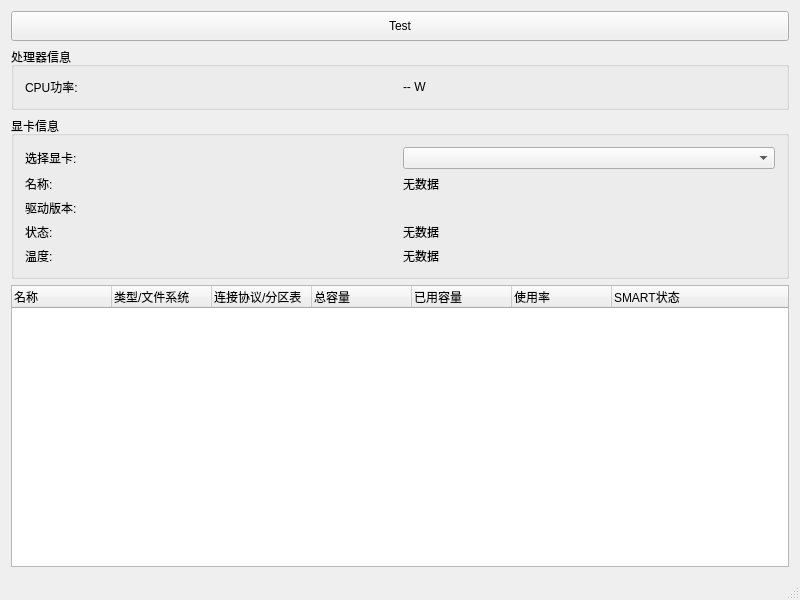
Before: the Qt Designer form Qt-Widgets-TC-monitor/QtWidgetsTCmonitor.ui in dongge0210/project_TC-Windows-client-x64, drawn with Qt 5.
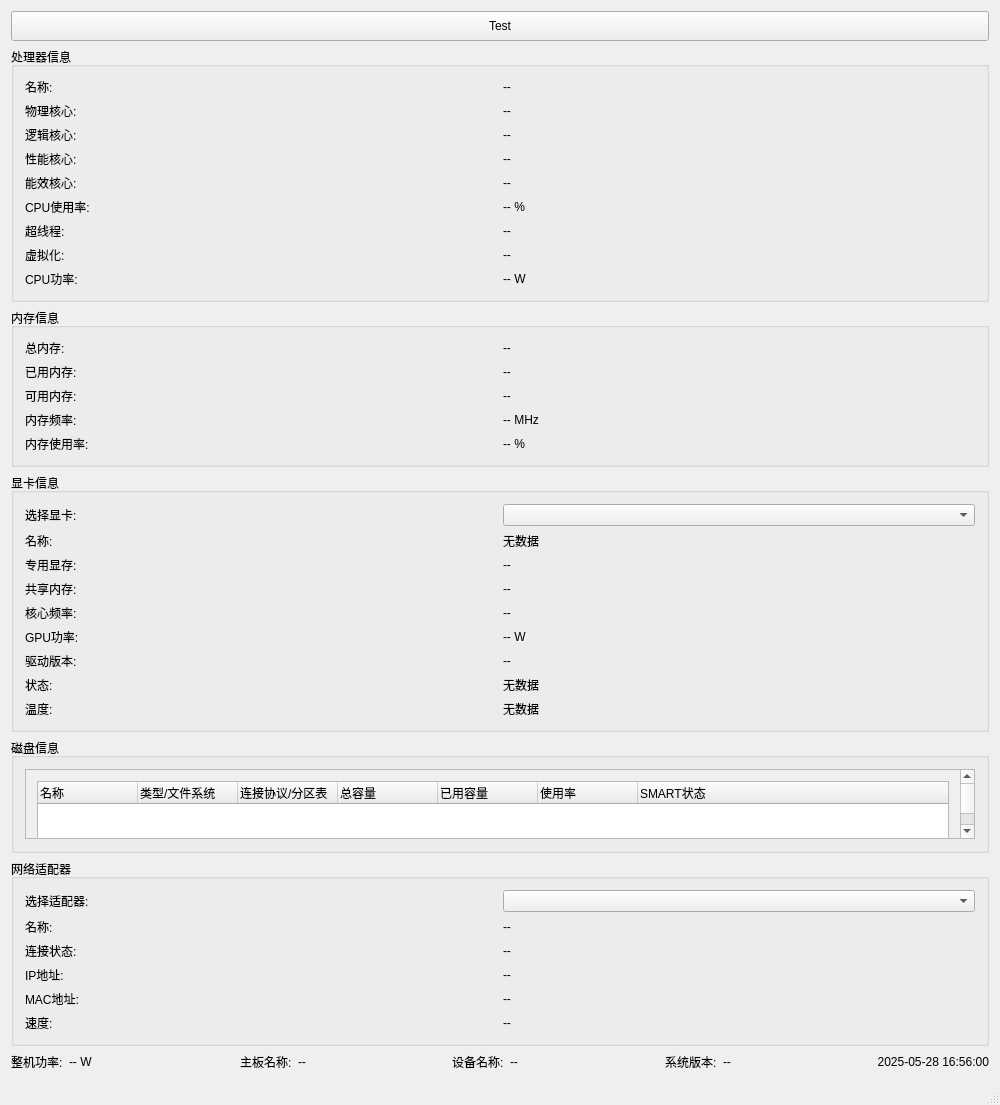
After: the same form once the commit is applied.

```diff
--- a/Qt-Widgets-TC-monitor/QtWidgetsTCmonitor.ui
+++ b/Qt-Widgets-TC-monitor/QtWidgetsTCmonitor.ui
@@ -6,8 +6,8 @@
    <rect>
     <x>0</x>
     <y>0</y>
-    <width>800</width>
-    <height>600</height>
+    <width>1000</width>
+    <height>700</height>
    </rect>
   </property>
   <property name="windowTitle">
@@ -34,141 +34,177 @@
        <string>处理器信息</string>
       </property>
       <layout class="QGridLayout" name="gridLayoutCpu">
-       <!-- ...原有CPU信息行... -->
-       <!-- 新增：CPU功率 -->
-       <item row="8" column="0">
-        <widget class="QLabel" name="labelCpuPowerTitle">
-         <property name="text">
-          <string>CPU功率:</string>
-         </property>
-        </widget>
-       </item>
-       <item row="8" column="1">
-        <widget class="QLabel" name="labelCpuPower">
-         <property name="text">
-          <string>-- W</string>
-         </property>
-        </widget>
-       </item>
-       <!-- ...如有其他内容... -->
+       <item row="0" column="0"><widget class="QLabel" name="labelCpuNameTitle"><property name="text"><string>名称:</string></property></widget></item>
+       <item row="0" column="1"><widget class="QLabel" name="labelCpuName"><property name="text"><string>--</string></property></widget></item>
+       <item row="1" column="0"><widget class="QLabel" name="labelPhysicalCoresTitle"><property name="text"><string>物理核心:</string></property></widget></item>
+       <item row="1" column="1"><widget class="QLabel" name="labelPhysicalCores"><property name="text"><string>--</string></property></widget></item>
+       <item row="2" column="0"><widget class="QLabel" name="labelLogicalCoresTitle"><property name="text"><string>逻辑核心:</string></property></widget></item>
+       <item row="2" column="1"><widget class="QLabel" name="labelLogicalCores"><property name="text"><string>--</string></property></widget></item>
+       <item row="3" column="0"><widget class="QLabel" name="labelPerformanceCoresTitle"><property name="text"><string>性能核心:</string></property></widget></item>
+       <item row="3" column="1"><widget class="QLabel" name="labelPerformanceCores"><property name="text"><string>--</string></property></widget></item>
+       <item row="4" column="0"><widget class="QLabel" name="labelEfficiencyCoresTitle"><property name="text"><string>能效核心:</string></property></widget></item>
+       <item row="4" column="1"><widget class="QLabel" name="labelEfficiencyCores"><property name="text"><string>--</string></property></widget></item>
+       <item row="5" column="0"><widget class="QLabel" name="labelCpuUsageTitle"><property name="text"><string>CPU使用率:</string></property></widget></item>
+       <item row="5" column="1"><widget class="QLabel" name="labelCpuUsage"><property name="text"><string>-- %</string></property></widget></item>
+       <item row="6" column="0"><widget class="QLabel" name="labelHyperThreadingTitle"><property name="text"><string>超线程:</string></property></widget></item>
+       <item row="6" column="1"><widget class="QLabel" name="labelHyperThreading"><property name="text"><string>--</string></property></widget></item>
+       <item row="7" column="0"><widget class="QLabel" name="labelVirtualizationTitle"><property name="text"><string>虚拟化:</string></property></widget></item>
+       <item row="7" column="1"><widget class="QLabel" name="labelVirtualization"><property name="text"><string>--</string></property></widget></item>
+       <item row="8" column="0"><widget class="QLabel" name="labelCpuPowerTitle"><property name="text"><string>CPU功率:</string></property></widget></item>
+       <item row="8" column="1"><widget class="QLabel" name="labelCpuPower"><property name="text"><string>-- W</string></property></widget></item>
       </layout>
      </widget>
     </item>
+    <!-- 内存信息 -->
+    <item>
+     <widget class="QGroupBox" name="memoryGroupBox">
+      <property name="title">
+       <string>内存信息</string>
+      </property>
+      <layout class="QGridLayout" name="gridLayoutMemory">
+       <item row="0" column="0"><widget class="QLabel" name="labelTotalMemoryTitle"><property name="text"><string>总内存:</string></property></widget></item>
+       <item row="0" column="1"><widget class="QLabel" name="labelTotalMemory"><property name="text"><string>--</string></property></widget></item>
+       <item row="1" column="0"><widget class="QLabel" name="labelUsedMemoryTitle"><property name="text"><string>已用内存:</string></property></widget></item>
+       <item row="1" column="1"><widget class="QLabel" name="labelUsedMemory"><property name="text"><string>--</string></property></widget></item>
+       <item row="2" column="0"><widget class="QLabel" name="labelAvailableMemoryTitle"><property name="text"><string>可用内存:</string></property></widget></item>
+       <item row="2" column="1"><widget class="QLabel" name="labelAvailableMemory"><property name="text"><string>--</string></property></widget></item>
+       <item row="3" column="0"><widget class="QLabel" name="labelMemoryFrequencyTitle"><property name="text"><string>内存频率:</string></property></widget></item>
+       <item row="3" column="1"><widget class="QLabel" name="labelMemoryFrequency"><property name="text"><string>-- MHz</string></property></widget></item>
+       <item row="4" column="0"><widget class="QLabel" name="labelMemoryUsageTitle"><property name="text"><string>内存使用率:</string></property></widget></item>
+       <item row="4" column="1"><widget class="QLabel" name="labelMemoryUsage"><property name="text"><string>-- %</string></property></widget></item>
+      </layout>
+     </widget>
+    </item>
+    <!-- GPU信息 -->
     <item>
      <widget class="QGroupBox" name="gpuGroupBox">
       <property name="title">
        <string>显卡信息</string>
       </property>
       <layout class="QGridLayout" name="gridLayoutGpu">
-       <item row="0" column="0">
-        <widget class="QLabel" name="labelGpuSelectorTitle">
-         <property name="text">
-          <string>选择显卡:</string>
-         </property>
-        </widget>
-       </item>
-       <item row="0" column="1">
-        <widget class="QComboBox" name="gpuSelector"/>
-       </item>
-       <item row="1" column="0">
-        <widget class="QLabel" name="labelGpuNameTitle">
-         <property name="text">
-          <string>名称:</string>
-         </property>
-        </widget>
-       </item>
-       <item row="1" column="1">
-        <widget class="QLabel" name="labelGpuName">
-         <property name="text">
-          <string>无数据</string>
-         </property>
-         <property name="toolTip">
-          <string>未检测到可用显卡或驱动未安装</string>
-         </property>
-        </widget>
-       </item>
-       <!-- 依次添加 gpuVram, gpuSharedMem, gpuCoreFreq, gpuPower -->
-       <item row="2" column="0">
-        <widget class="QLabel" name="labelGpuDriverVersionTitle">
-         <property name="text">
-          <string>驱动版本:</string>
-         </property>
-        </widget>
-       </item>
-       <item row="2" column="1">
-        <widget class="QLabel" name="labelGpuDriverVersion"/>
-       </item>
-       <item row="3" column="0">
-        <widget class="QLabel" name="labelGpuStatusTitle">
-         <property name="text">
-          <string>状态:</string>
-         </property>
-        </widget>
-       </item>
-       <item row="3" column="1">
-        <widget class="QLabel" name="labelGpuStatus">
-         <property name="text">
-          <string>无数据</string>
-         </property>
-        </widget>
-       </item>
-       <item row="4" column="0">
-        <widget class="QLabel" name="labelGpuTempTitle">
-         <property name="text">
-          <string>温度:</string>
-         </property>
-        </widget>
-       </item>
-       <item row="4" column="1">
-        <widget class="QLabel" name="labelGpuTemp">
-         <property name="text">
-          <string>无数据</string>
-         </property>
-        </widget>
-       </item>
+       <item row="0" column="0"><widget class="QLabel" name="labelGpuSelectorTitle"><property name="text"><string>选择显卡:</string></property></widget></item>
+       <item row="0" column="1"><widget class="QComboBox" name="gpuSelector"/></item>
+       <item row="1" column="0"><widget class="QLabel" name="labelGpuNameTitle"><property name="text"><string>名称:</string></property></widget></item>
+       <item row="1" column="1"><widget class="QLabel" name="labelGpuName"><property name="text"><string>无数据</string></property><property name="toolTip"><string>未检测到可用显卡或驱动未安装</string></property></widget></item>
+       <item row="2" column="0"><widget class="QLabel" name="labelGpuVramTitle"><property name="text"><string>专用显存:</string></property></widget></item>
+       <item row="2" column="1"><widget class="QLabel" name="labelGpuVram"><property name="text"><string>--</string></property></widget></item>
+       <item row="3" column="0"><widget class="QLabel" name="labelGpuSharedMemTitle"><property name="text"><string>共享内存:</string></property></widget></item>
+       <item row="3" column="1"><widget class="QLabel" name="labelGpuSharedMem"><property name="text"><string>--</string></property></widget></item>
+       <item row="4" column="0"><widget class="QLabel" name="labelGpuCoreFreqTitle"><property name="text"><string>核心频率:</string></property></widget></item>
+       <item row="4" column="1"><widget class="QLabel" name="labelGpuCoreFreq"><property name="text"><string>--</string></property></widget></item>
+       <item row="5" column="0"><widget class="QLabel" name="labelGpuPowerTitle"><property name="text"><string>GPU功率:</string></property></widget></item>
+       <item row="5" column="1"><widget class="QLabel" name="labelGpuPower"><property name="text"><string>-- W</string></property></widget></item>
+       <item row="6" column="0"><widget class="QLabel" name="labelGpuDriverVersionTitle"><property name="text"><string>驱动版本:</string></property></widget></item>
+       <item row="6" column="1"><widget class="QLabel" name="labelGpuDriverVersion"><property name="text"><string>--</string></property></widget></item>
+       <item row="7" column="0"><widget class="QLabel" name="labelGpuStatusTitle"><property name="text"><string>状态:</string></property></widget></item>
+       <item row="7" column="1"><widget class="QLabel" name="labelGpuStatus"><property name="text"><string>无数据</string></property></widget></item>
+       <item row="8" column="0"><widget class="QLabel" name="labelGpuTempTitle"><property name="text"><string>温度:</string></property></widget></item>
+       <item row="8" column="1"><widget class="QLabel" name="labelGpuTemp"><property name="text"><string>无数据</string></property></widget></item>
       </layout>
      </widget>
     </item>
     <item>
-     <widget class="QTreeWidget" name="treeWidgetDiskInfo">
-      <column>
-       <property name="text">
-        <string>名称</string>
+     <widget class="QSplitter" name="splitterDisk">
+      <property name="orientation">
+       <enum>Qt::Vertical</enum>
+      </property>
+      <widget class="QGroupBox" name="diskGroupBox">
+       <property name="title">
+        <string>磁盘信息</string>
        </property>
-      </column>
-      <column>
-       <property name="text">
-        <string>类型/文件系统</string>
-       </property>
-      </column>
-      <column>
-       <property name="text">
-        <string>连接协议/分区表</string>
-       </property>
-      </column>
-      <column>
-       <property name="text">
-        <string>总容量</string>
-       </property>
-      </column>
-      <column>
-       <property name="text">
-        <string>已用容量</string>
-       </property>
-      </column>
-      <column>
-       <property name="text">
-        <string>使用率</string>
-       </property>
-      </column>
-      <column>
-       <property name="text">
-        <string>SMART状态</string>
-       </property>
-      </column>
-      <!-- 磁盘信息区域：treeWidgetDiskInfo的第7列用于SMART状态和按钮，按钮由代码动态插入 -->
+       <layout class="QVBoxLayout" name="diskLayout">
+        <item>
+         <widget class="QScrollArea" name="scrollAreaDisk">
+          <property name="widgetResizable">
+           <bool>true</bool>
+          </property>
+          <widget class="QWidget" name="scrollAreaDiskContent">
+           <layout class="QVBoxLayout" name="verticalLayoutDisk">
+            <item>
+             <widget class="QTreeWidget" name="treeWidgetDiskInfo">
+              <column><property name="text"><string>名称</string></property></column>
+              <column><property name="text"><string>类型/文件系统</string></property></column>
+              <column><property name="text"><string>连接协议/分区表</string></property></column>
+              <column><property name="text"><string>总容量</string></property></column>
+              <column><property name="text"><string>已用容量</string></property></column>
+              <column><property name="text"><string>使用率</string></property></column>
+              <column><property name="text"><string>SMART状态</string></property></column>
+             </widget>
+            </item>
+           </layout>
+          </widget>
+         </widget>
+        </item>
+       </layout>
+      </widget>
      </widget>
     </item>
+    <!-- 网络信息 -->
+    <item>
+     <widget class="QGroupBox" name="networkGroupBox">
+      <property name="title">
+       <string>网络适配器</string>
+      </property>
+      <layout class="QGridLayout" name="gridLayoutNetwork">
+       <item row="0" column="0"><widget class="QLabel" name="labelNetworkSelectorTitle"><property name="text"><string>选择适配器:</string></property></widget></item>
+       <item row="0" column="1"><widget class="QComboBox" name="networkSelector"/></item>
+       <item row="1" column="0"><widget class="QLabel" name="labelNetworkNameTitle"><property name="text"><string>名称:</string></property></widget></item>
+       <item row="1" column="1"><widget class="QLabel" name="labelNetworkName"><property name="text"><string>--</string></property></widget></item>
+       <item row="2" column="0"><widget class="QLabel" name="labelNetworkStatusTitle"><property name="text"><string>连接状态:</string></property></widget></item>
+       <item row="2" column="1"><widget class="QLabel" name="labelNetworkStatus"><property name="text"><string>--</string></property></widget></item>
+       <item row="3" column="0"><widget class="QLabel" name="labelNetworkIpTitle"><property name="text"><string>IP地址:</string></property></widget></item>
+       <item row="3" column="1"><widget class="QLabel" name="labelNetworkIp"><property name="text"><string>--</string></property></widget></item>
+       <item row="4" column="0"><widget class="QLabel" name="labelNetworkMacTitle"><property name="text"><string>MAC地址:</string></property></widget></item>
+       <item row="4" column="1"><widget class="QLabel" name="labelNetworkMac"><property name="text"><string>--</string></property></widget></item>
+       <item row="5" column="0"><widget class="QLabel" name="labelNetworkSpeedTitle"><property name="text"><string>速度:</string></property></widget></item>
+       <item row="5" column="1"><widget class="QLabel" name="labelNetworkSpeed"><property name="text"><string>--</string></property></widget></item>
+      </layout>
+     </widget>
+    </item>
+    <!-- 底部汇总信息区+本地时间同行 -->
+    <item>
+     <layout class="QHBoxLayout" name="summaryLayout">
+      <item><widget class="QLabel" name="labelTotalPowerTitle"><property name="text"><string>整机功率:</string></property></widget></item>
+      <item><widget class="QLabel" name="labelTotalPower"><property name="text"><string>-- W</string></property></widget></item>
+      <item>
+       <spacer name="horizontalSpacerSummary">
+        <property name="orientation"><enum>Qt::Horizontal</enum></property>
+        <property name="sizeHint"><size><width>40</width><height>20</height></size></property>
+       </spacer>
+      </item>
+      <item><widget class="QLabel" name="labelMotherboardNameTitle"><property name="text"><string>主板名称:</string></property></widget></item>
+      <item><widget class="QLabel" name="labelMotherboardName"><property name="text"><string>--</string></property></widget></item>
+      <item>
+       <spacer name="horizontalSpacerSummary2">
+        <property name="orientation"><enum>Qt::Horizontal</enum></property>
+        <property name="sizeHint"><size><width>40</width><height>20</height></size></property>
+       </spacer>
+      </item>
+      <item><widget class="QLabel" name="labelDeviceNameTitle"><property name="text"><string>设备名称:</string></property></widget></item>
+      <item><widget class="QLabel" name="labelDeviceName"><property name="text"><string>--</string></property></widget></item>
+      <item>
+       <spacer name="horizontalSpacerSummary3">
+        <property name="orientation"><enum>Qt::Horizontal</enum></property>
+        <property name="sizeHint"><size><width>40</width><height>20</height></size></property>
+       </spacer>
+      </item>
+      <item><widget class="QLabel" name="labelOsVersionTitle"><property name="text"><string>系统版本:</string></property></widget></item>
+      <item><widget class="QLabel" name="labelOsVersion"><property name="text"><string>--</string></property></widget></item>
+      <item>
+       <spacer name="horizontalSpacerSummary4">
+        <property name="orientation"><enum>Qt::Horizontal</enum></property>
+        <property name="sizeHint"><size><width>40</width><height>20</height></size></property>
+       </spacer>
+      </item>
+      <item>
+       <widget class="QLabel" name="labelLocalDateTime">
+        <property name="text"><string>2025-05-28 16:56:00</string></property>
+        <property name="alignment"><set>Qt::AlignRight|Qt::AlignVCenter</set></property>
+        <property name="minimumWidth"><number>180</number></property>
+       </widget>
+      </item>
+     </layout>
+    </item>
    </layout>
   </widget>
   <widget class="QMenuBar" name="menuBar">
```
Left out of the diff: 16 changed lines with no effect on the pictures.
